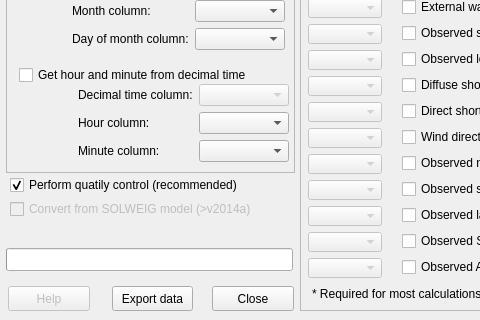
First picture: the form in MetdataProcessor/metdata_processor_dialog_base.ui, repository UMEP-dev/UMEP, before the edit; both pictures show x 0 to 480 and y 290 to 610 of the 694 by 610 pixel window.
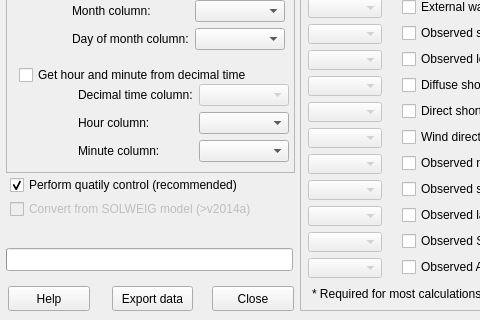
Second picture: the form after the edit.

What changed in the file:
```diff
--- a/MetdataProcessor/metdata_processor_dialog_base.ui
+++ b/MetdataProcessor/metdata_processor_dialog_base.ui
@@ -1196,7 +1196,7 @@
   </widget>
   <widget class="QPushButton" name="helpbutton">
    <property name="enabled">
-    <bool>false</bool>
+    <bool>true</bool>
    </property>
    <property name="geometry">
     <rect>
```
Left out of the diff: 2 changed lines with no effect on the pictures.
